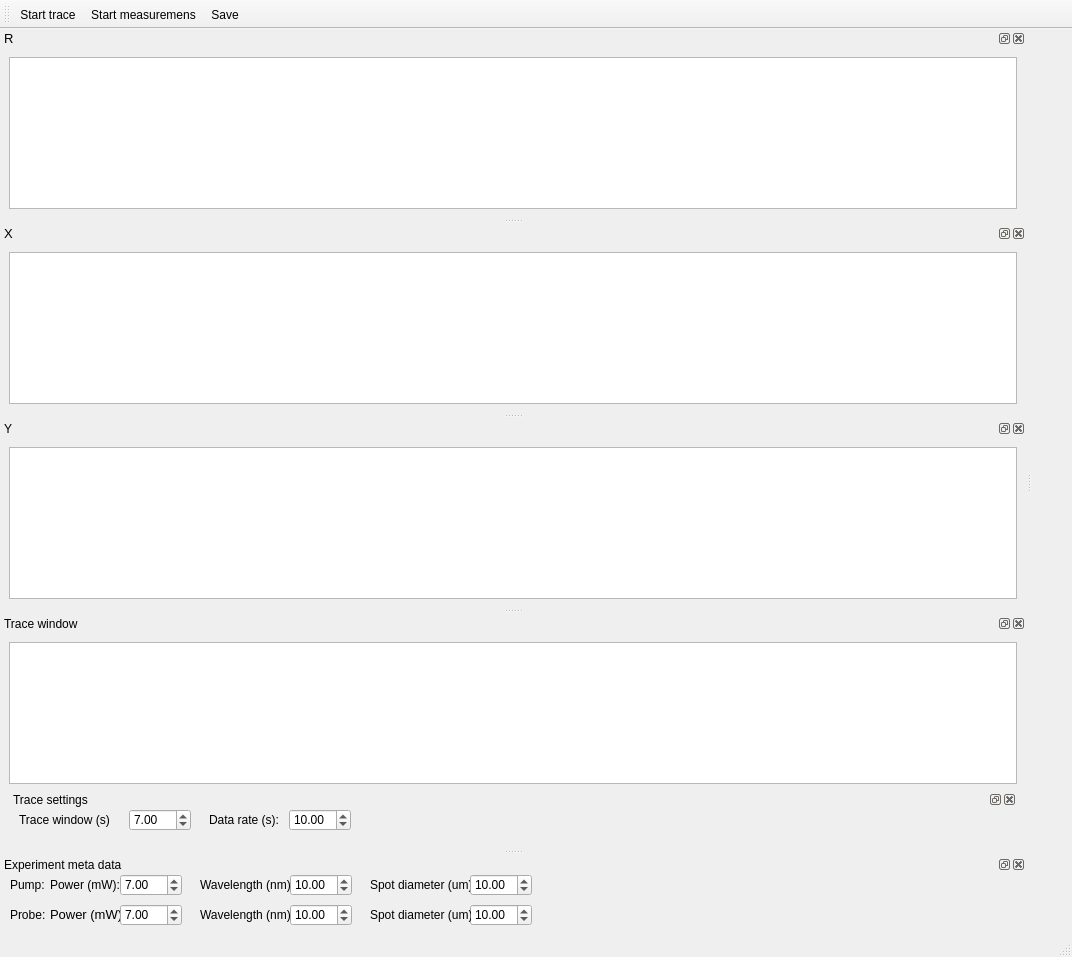
This is gui/lock_in_gui.ui in Elizabatat/qudiFerrolabForMe as Qt 5 draws it before an edit. The edited form follows.
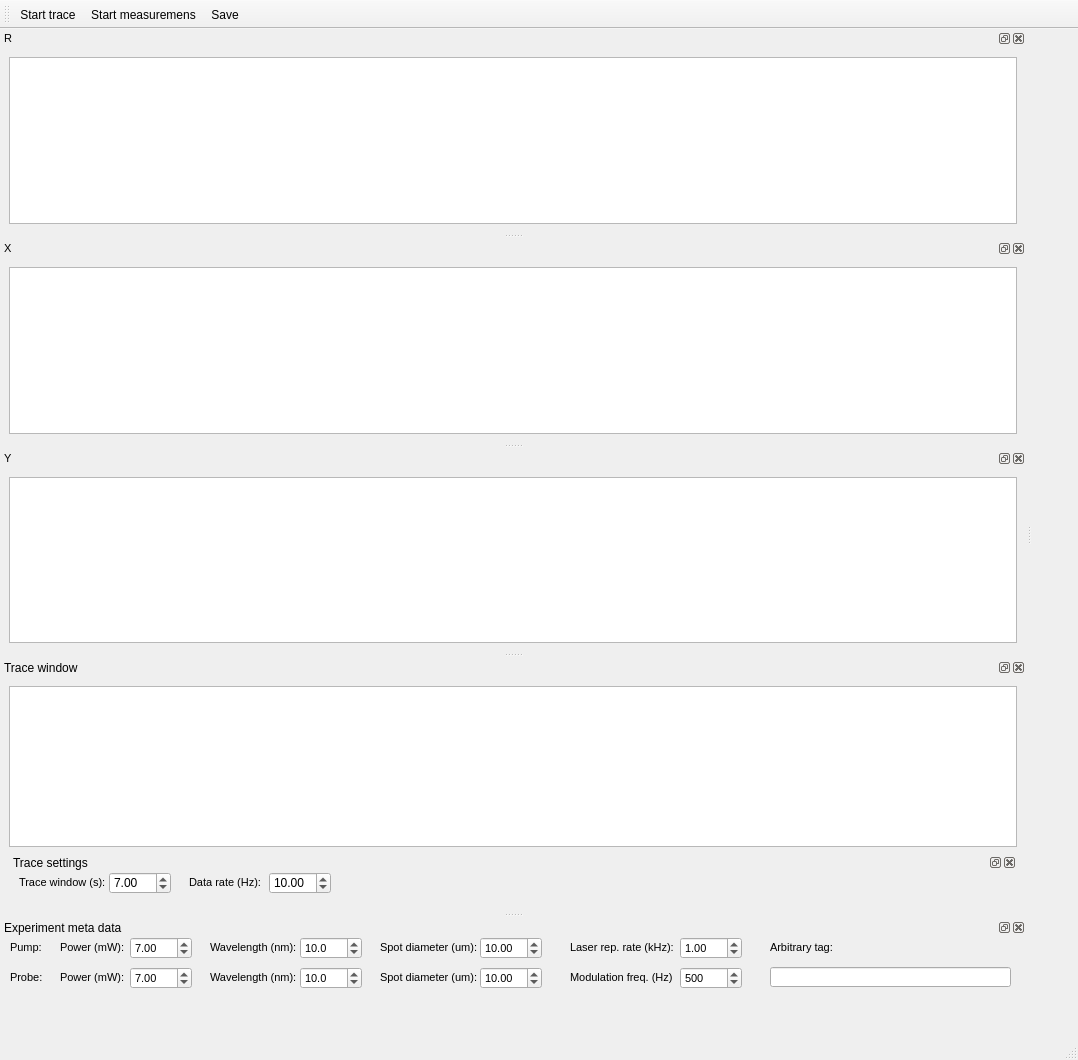
This is the edited form. Icons and pictures are not drawn. Custom widgets are drawn as their Qt base class.

Commit message: Experiment metadata in GUI

The edit to the form file:
```diff
--- a/gui/lock_in_gui.ui
+++ b/gui/lock_in_gui.ui
@@ -6,8 +6,8 @@
    <rect>
     <x>0</x>
     <y>0</y>
-    <width>1072</width>
-    <height>957</height>
+    <width>1078</width>
+    <height>1060</height>
    </rect>
   </property>
   <property name="windowTitle">
@@ -42,7 +42,7 @@
   <widget class="QDockWidget" name="r_dockWidget">
    <property name="font">
     <font>
-     <pointsize>10</pointsize>
+     <pointsize>8</pointsize>
     </font>
    </property>
    <property name="windowTitle">
@@ -68,7 +68,7 @@
   <widget class="QDockWidget" name="x_dockWidget">
    <property name="font">
     <font>
-     <pointsize>10</pointsize>
+     <pointsize>8</pointsize>
     </font>
    </property>
    <property name="windowTitle">
@@ -92,6 +92,11 @@
    </widget>
   </widget>
   <widget class="QDockWidget" name="y_dockWidget">
+   <property name="font">
+    <font>
+     <pointsize>8</pointsize>
+    </font>
+   </property>
    <property name="windowTitle">
     <string>Y</string>
    </property>
@@ -148,7 +153,7 @@
         <widget class="QDoubleSpinBox" name="trace_window_DoubleSpinBox">
          <property name="geometry">
           <rect>
-           <x>120</x>
+           <x>100</x>
            <y>0</y>
            <width>62</width>
            <height>22</height>
@@ -164,7 +169,7 @@
         <widget class="QDoubleSpinBox" name="data_rate_DoubleSpinBox">
          <property name="geometry">
           <rect>
-           <x>280</x>
+           <x>260</x>
            <y>0</y>
            <width>62</width>
            <height>22</height>
@@ -186,6 +191,11 @@
            <height>21</height>
           </rect>
          </property>
+         <property name="font">
+          <font>
+           <pointsize>8</pointsize>
+          </font>
+         </property>
          <property name="text">
           <string>Trace window (s):</string>
          </property>
@@ -193,14 +203,19 @@
         <widget class="QLabel" name="data_rate_Label">
          <property name="geometry">
           <rect>
-           <x>200</x>
+           <x>180</x>
            <y>0</y>
-           <width>71</width>
+           <width>81</width>
            <height>21</height>
           </rect>
          </property>
+         <property name="font">
+          <font>
+           <pointsize>8</pointsize>
+          </font>
+         </property>
          <property name="text">
-          <string>Data rate (s):</string>
+          <string>Data rate (Hz):</string>
          </property>
         </widget>
        </widget>
@@ -219,7 +234,7 @@
    <property name="minimumSize">
     <size>
      <width>80</width>
-     <height>80</height>
+     <height>120</height>
     </size>
    </property>
    <property name="maximumSize">
@@ -241,14 +256,25 @@
     <widget class="QDoubleSpinBox" name="pump_power_DoubleSpinBox">
      <property name="geometry">
       <rect>
-       <x>120</x>
+       <x>130</x>
        <y>0</y>
        <width>62</width>
        <height>22</height>
       </rect>
      </property>
+     <property name="font">
+      <font>
+       <pointsize>8</pointsize>
+      </font>
+     </property>
+     <property name="buttonSymbols">
+      <enum>QAbstractSpinBox::UpDownArrows</enum>
+     </property>
+     <property name="suffix">
+      <string/>
+     </property>
      <property name="maximum">
-      <double>120.000000000000000</double>
+      <double>5000.000000000000000</double>
      </property>
      <property name="value">
       <double>7.000000000000000</double>
@@ -257,14 +283,22 @@
     <widget class="QDoubleSpinBox" name="pump_wavelength_DoubleSpinBox">
      <property name="geometry">
       <rect>
-       <x>290</x>
+       <x>300</x>
        <y>0</y>
        <width>62</width>
        <height>22</height>
       </rect>
      </property>
+     <property name="font">
+      <font>
+       <pointsize>8</pointsize>
+      </font>
+     </property>
+     <property name="decimals">
+      <number>1</number>
+     </property>
      <property name="maximum">
-      <double>100.000000000000000</double>
+      <double>5000.000000000000000</double>
      </property>
      <property name="value">
       <double>10.000000000000000</double>
@@ -279,6 +313,11 @@
        <height>21</height>
       </rect>
      </property>
+     <property name="font">
+      <font>
+       <pointsize>8</pointsize>
+      </font>
+     </property>
      <property name="text">
       <string>Pump:</string>
      </property>
@@ -286,12 +325,17 @@
     <widget class="QLabel" name="pump_wavelength_Label">
      <property name="geometry">
       <rect>
-       <x>200</x>
+       <x>210</x>
        <y>0</y>
        <width>91</width>
        <height>21</height>
       </rect>
      </property>
+     <property name="font">
+      <font>
+       <pointsize>8</pointsize>
+      </font>
+     </property>
      <property name="text">
       <string>Wavelength (nm):</string>
      </property>
@@ -299,12 +343,17 @@
     <widget class="QLabel" name="pump_power_Label">
      <property name="geometry">
       <rect>
-       <x>50</x>
+       <x>60</x>
        <y>0</y>
        <width>71</width>
        <height>21</height>
       </rect>
      </property>
+     <property name="font">
+      <font>
+       <pointsize>8</pointsize>
+      </font>
+     </property>
      <property name="text">
       <string>Power (mW):</string>
      </property>
@@ -312,12 +361,17 @@
     <widget class="QLabel" name="pump_spot_diameter_Label">
      <property name="geometry">
       <rect>
-       <x>370</x>
+       <x>380</x>
        <y>0</y>
        <width>101</width>
        <height>21</height>
       </rect>
      </property>
+     <property name="font">
+      <font>
+       <pointsize>8</pointsize>
+      </font>
+     </property>
      <property name="text">
       <string>Spot diameter (um):</string>
      </property>
@@ -325,14 +379,19 @@
     <widget class="QDoubleSpinBox" name="pump_spot_diameter_DoubleSpinBox">
      <property name="geometry">
       <rect>
-       <x>470</x>
+       <x>480</x>
        <y>0</y>
        <width>62</width>
        <height>22</height>
       </rect>
      </property>
+     <property name="font">
+      <font>
+       <pointsize>8</pointsize>
+      </font>
+     </property>
      <property name="maximum">
-      <double>100.000000000000000</double>
+      <double>5000.000000000000000</double>
      </property>
      <property name="value">
       <double>10.000000000000000</double>
@@ -341,12 +400,17 @@
     <widget class="QLabel" name="pump_wavelength_Label_2">
      <property name="geometry">
       <rect>
-       <x>200</x>
+       <x>210</x>
        <y>30</y>
        <width>91</width>
        <height>21</height>
       </rect>
      </property>
+     <property name="font">
+      <font>
+       <pointsize>8</pointsize>
+      </font>
+     </property>
      <property name="text">
       <string>Wavelength (nm):</string>
      </property>
@@ -360,6 +424,11 @@
        <height>21</height>
       </rect>
      </property>
+     <property name="font">
+      <font>
+       <pointsize>8</pointsize>
+      </font>
+     </property>
      <property name="text">
       <string>Probe:</string>
      </property>
@@ -367,14 +436,19 @@
     <widget class="QDoubleSpinBox" name="pump_spot_diameter_DoubleSpinBox_2">
      <property name="geometry">
       <rect>
-       <x>470</x>
+       <x>480</x>
        <y>30</y>
        <width>62</width>
        <height>22</height>
       </rect>
      </property>
+     <property name="font">
+      <font>
+       <pointsize>8</pointsize>
+      </font>
+     </property>
      <property name="maximum">
-      <double>100.000000000000000</double>
+      <double>5000.000000000000000</double>
      </property>
      <property name="value">
       <double>10.000000000000000</double>
@@ -383,14 +457,22 @@
     <widget class="QDoubleSpinBox" name="pump_wavelength_DoubleSpinBox_2">
      <property name="geometry">
       <rect>
-       <x>290</x>
+       <x>300</x>
        <y>30</y>
        <width>62</width>
        <height>22</height>
       </rect>
      </property>
+     <property name="font">
+      <font>
+       <pointsize>8</pointsize>
+      </font>
+     </property>
+     <property name="decimals">
+      <number>1</number>
+     </property>
      <property name="maximum">
-      <double>100.000000000000000</double>
+      <double>5000.000000000000000</double>
      </property>
      <property name="value">
       <double>10.000000000000000</double>
@@ -399,7 +481,7 @@
     <widget class="QLabel" name="probe_power_Label">
      <property name="geometry">
       <rect>
-       <x>50</x>
+       <x>60</x>
        <y>30</y>
        <width>71</width>
        <height>21</height>
@@ -407,7 +489,7 @@
      </property>
      <property name="font">
       <font>
-       <pointsize>10</pointsize>
+       <pointsize>8</pointsize>
       </font>
      </property>
      <property name="text">
@@ -417,14 +499,19 @@
     <widget class="QDoubleSpinBox" name="pump_power_DoubleSpinBox_2">
      <property name="geometry">
       <rect>
-       <x>120</x>
+       <x>130</x>
        <y>30</y>
        <width>62</width>
        <height>22</height>
       </rect>
      </property>
+     <property name="font">
+      <font>
+       <pointsize>8</pointsize>
+      </font>
+     </property>
      <property name="maximum">
-      <double>120.000000000000000</double>
+      <double>5000.000000000000000</double>
      </property>
      <property name="value">
       <double>7.000000000000000</double>
@@ -433,16 +520,130 @@
     <widget class="QLabel" name="pump_spot_diameter_Label_2">
      <property name="geometry">
       <rect>
-       <x>370</x>
+       <x>380</x>
        <y>30</y>
        <width>101</width>
        <height>21</height>
       </rect>
      </property>
+     <property name="font">
+      <font>
+       <pointsize>8</pointsize>
+      </font>
+     </property>
      <property name="text">
       <string>Spot diameter (um):</string>
      </property>
     </widget>
+    <widget class="QLineEdit" name="arbitrary_tag_lineEdit">
+     <property name="geometry">
+      <rect>
+       <x>770</x>
+       <y>30</y>
+       <width>241</width>
+       <height>20</height>
+      </rect>
+     </property>
+    </widget>
+    <widget class="QLabel" name="laser_repetition_rate_Label">
+     <property name="geometry">
+      <rect>
+       <x>570</x>
+       <y>0</y>
+       <width>111</width>
+       <height>21</height>
+      </rect>
+     </property>
+     <property name="font">
+      <font>
+       <pointsize>8</pointsize>
+      </font>
+     </property>
+     <property name="text">
+      <string>Laser rep. rate (kHz):</string>
+     </property>
+    </widget>
+    <widget class="QDoubleSpinBox" name="laser_repetition_rate_DoubleSpinBox">
+     <property name="geometry">
+      <rect>
+       <x>680</x>
+       <y>0</y>
+       <width>62</width>
+       <height>22</height>
+      </rect>
+     </property>
+     <property name="font">
+      <font>
+       <pointsize>8</pointsize>
+      </font>
+     </property>
+     <property name="maximum">
+      <double>500000.000000000000000</double>
+     </property>
+     <property name="value">
+      <double>1.000000000000000</double>
+     </property>
+    </widget>
+    <widget class="QDoubleSpinBox" name="modulation_frequency_DoubleSpinBox">
+     <property name="geometry">
+      <rect>
+       <x>680</x>
+       <y>30</y>
+       <width>62</width>
+       <height>22</height>
+      </rect>
+     </property>
+     <property name="font">
+      <font>
+       <pointsize>8</pointsize>
+      </font>
+     </property>
+     <property name="decimals">
+      <number>0</number>
+     </property>
+     <property name="maximum">
+      <double>500000.000000000000000</double>
+     </property>
+     <property name="value">
+      <double>500.000000000000000</double>
+     </property>
+    </widget>
+    <widget class="QLabel" name="modulation_frequency_Label">
+     <property name="geometry">
+      <rect>
+       <x>570</x>
+       <y>30</y>
+       <width>111</width>
+       <height>21</height>
+      </rect>
+     </property>
+     <property name="font">
+      <font>
+       <pointsize>8</pointsize>
+      </font>
+     </property>
+     <property name="text">
+      <string>Modulation freq. (Hz)</string>
+     </property>
+    </widget>
+    <widget class="QLabel" name="arbitrary_tag_Label">
+     <property name="geometry">
+      <rect>
+       <x>770</x>
+       <y>0</y>
+       <width>111</width>
+       <height>21</height>
+      </rect>
+     </property>
+     <property name="font">
+      <font>
+       <pointsize>8</pointsize>
+      </font>
+     </property>
+     <property name="text">
+      <string>Arbitrary tag:</string>
+     </property>
+    </widget>
    </widget>
   </widget>
   <action name="start_trace_Action">
```
Left out of the diff: 10 changed lines with no effect on the pictures.
